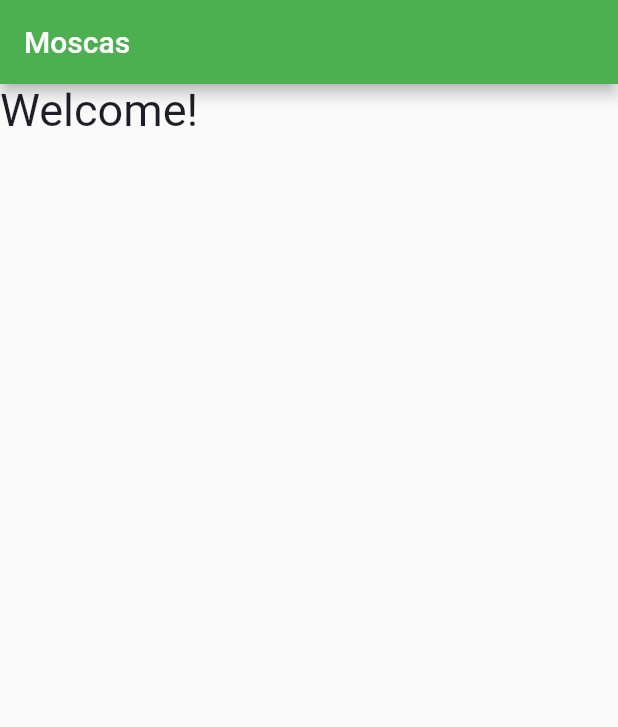
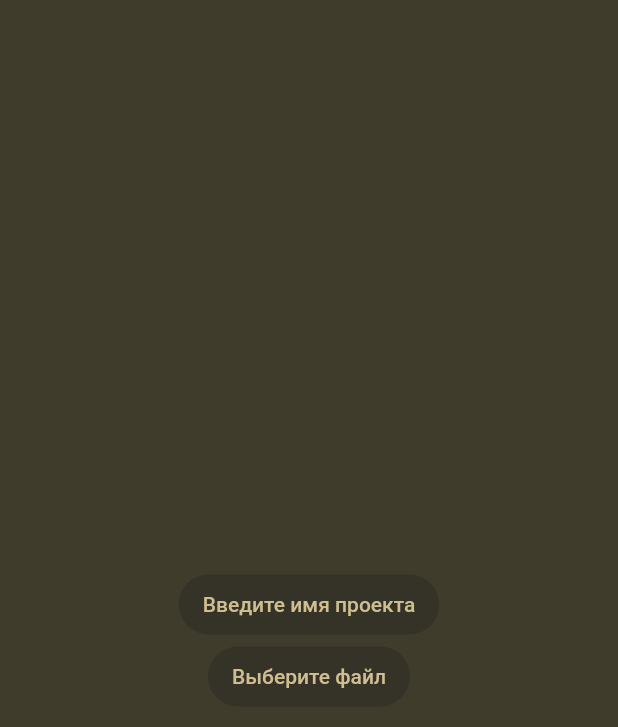
Before and after one commit to KpunToH/Mobile-structural-condition-assessment, a Flutter app: the screen it shows after launch, on a phone screen of 412 x 824 dp. Shown: the top 727 px of the screen. Run offline on Flutter 3.47's test engine with Material 2 defaults, Android fonts, the phone set to English and light mode, and no system bars.

Commit message:
Добавлены пустые кнопки

```diff
--- a/lib/main.dart
+++ b/lib/main.dart
@@ -1,27 +1,47 @@
 import 'package:flutter/material.dart';
+//import 'package:image_picker/image_picker.dart';
 
 void main() {
-  runApp(const MyApp());
+  runApp(MaterialApp(
+    home: UserPannel(),
+  ));
 }
 
-class MyApp extends StatelessWidget {
-  const MyApp({super.key});
-
-  // This widget is the root of your application.
+class UserPannel extends StatelessWidget {
   @override
   Widget build(BuildContext context) {
-    	return MaterialApp(
-      	title: 'Flutter Demo',
-      	theme: ThemeData(
-        		primarySwatch: Colors.green,
-      		),
-      	home: Scaffold(
-			appBar: AppBar(title: const Text('Moscas'),),
-			body: const Text ('Welcome!', style: TextStyle(
-				fontSize: 30,
-				color: Color.fromARGB(255, 30, 30, 40),
-			),)
-			)
-    		);
-  	}
+    return Scaffold(
+      backgroundColor: Color.fromARGB(255, 63, 60, 44),
+      body: SafeArea(
+        child: Row(
+          mainAxisAlignment: MainAxisAlignment.center,
+          children: [
+            Column(
+              mainAxisAlignment: MainAxisAlignment.center,
+              children: [
+                Padding(padding: EdgeInsets.only(top: 30.0),),
+                FilledButton(
+                  onPressed: () {},
+                  child: Text('Введите имя проекта',
+                    style: TextStyle(
+                      color: Color.fromARGB(255, 206, 190, 144)
+                    )),
+                  style: ButtonStyle(backgroundColor: MaterialStatePropertyAll( Color.fromARGB(255, 53, 50, 40))),
+                ),
+                FilledButton(
+                  onPressed: () {
+                  },
+                  child: Text('Выберите файл',
+                    style: TextStyle(
+                      color: Color.fromARGB(255, 206, 190, 144)
+                    )),
+                  style: ButtonStyle(backgroundColor: MaterialStatePropertyAll( Color.fromARGB(255, 53, 50, 40))),
+                )
+              ],
+            )
+          ]
+        )
+      )
+    );
+  }
 }
--- a/pubspec.yaml
+++ b/pubspec.yaml
@@ -36,6 +36,7 @@ dependencies:
   # The following adds the Cupertino Icons font to your application.
   # Use with the CupertinoIcons class for iOS style icons.
   cupertino_icons: ^1.0.2
+  image_picker: ^0.8.6+4
 
 dev_dependencies:
   flutter_test:
@@ -61,8 +62,7 @@ flutter:
 
   # To add assets to your application, add an assets section, like this:
   # assets:
-  #   - images/a_dot_burr.jpeg
-  #   - images/a_dot_ham.jpeg
+  #   - assets/kot.jpg
 
   # An image asset can refer to one or more resolution-specific "variants", see
   # https://flutter.dev/assets-and-images/#resolution-aware
```
Also changed, not shown: pubspec.lock, 1 other file.
